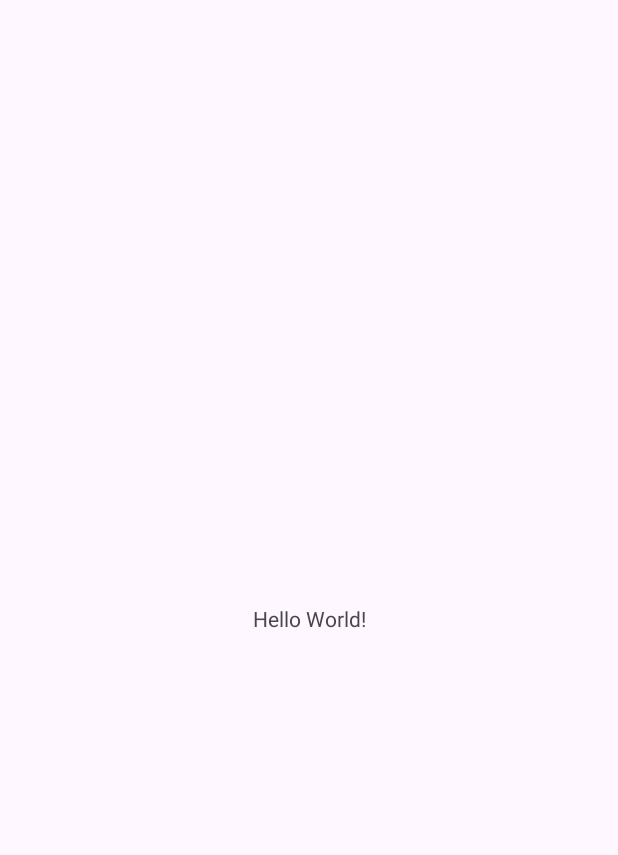
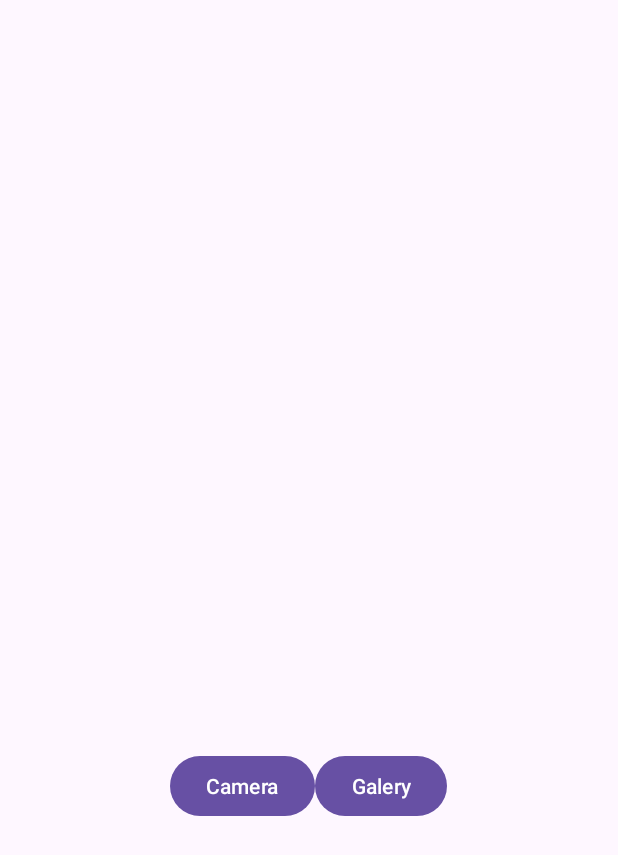
Before and after one commit to nicolasreisdev/CNN-Project, an Android app: the screen it shows after launch (MainActivity), on a phone screen of 412 x 824 dp. Before the commit the part shown is almost empty. Shown: the top 855 px of the screen. Run offline under Robolectric (Android 15) with nearby library versions, the phone set to English and light mode, and no system bars; 1 statement that could not run was skipped.

Commit message:
Iniciando lógica do app. Botões de camera e galeria implementados com requisição de acesso para camera.

```diff
--- a/Application/app/src/main/AndroidManifest.xml
+++ b/Application/app/src/main/AndroidManifest.xml
@@ -1,6 +1,8 @@
 <?xml version="1.0" encoding="utf-8"?>
 <manifest xmlns:android="http://schemas.android.com/apk/res/android"
     xmlns:tools="http://schemas.android.com/tools">
+
+    <uses-permission android:name="android.permission.CAMERA"/>
 
     <application
         android:allowBackup="true"
--- a/Application/app/src/main/res/layout/activity_main.xml
+++ b/Application/app/src/main/res/layout/activity_main.xml
@@ -1,5 +1,5 @@
 <?xml version="1.0" encoding="utf-8"?>
-<androidx.constraintlayout.widget.ConstraintLayout xmlns:android="http://schemas.android.com/apk/res/android"
+<RelativeLayout xmlns:android="http://schemas.android.com/apk/res/android"
     xmlns:app="http://schemas.android.com/apk/res-auto"
     xmlns:tools="http://schemas.android.com/tools"
     android:id="@+id/main"
@@ -7,13 +7,34 @@
     android:layout_height="match_parent"
     tools:context=".ui.MainActivity">
 
-    <TextView
+
+    <ImageView
+        android:id="@+id/imageView"
+        android:layout_width="match_parent"
+        android:layout_height="match_parent"
+        />
+
+    <LinearLayout
         android:layout_width="wrap_content"
         android:layout_height="wrap_content"
-        android:text="Hello World!"
-        app:layout_constraintBottom_toBottomOf="parent"
-        app:layout_constraintEnd_toEndOf="parent"
-        app:layout_constraintStart_toStartOf="parent"
-        app:layout_constraintTop_toTopOf="parent" />
+        android:orientation="horizontal"
+        android:layout_centerHorizontal="true"
+        android:layout_marginTop="500dp"
+        >
+        <Button
+            android:layout_width="wrap_content"
+            android:layout_height="wrap_content"
+            android:text="@string/Camera"
+            android:onClick="onSelectCamera"
+            />
 
-</androidx.constraintlayout.widget.ConstraintLayout>
+        <Button
+            android:layout_width="wrap_content"
+            android:layout_height="wrap_content"
+            android:text="@string/Galery"
+            android:onClick="onSelectGalery"
+            />
+    </LinearLayout>
+
+
+</RelativeLayout>
--- a/Application/app/src/main/res/values/strings.xml
+++ b/Application/app/src/main/res/values/strings.xml
@@ -1,3 +1,5 @@
 <resources>
     <string name="app_name">SojaScan</string>
+    <string name="Galery">Galery</string>
+    <string name="Camera">Camera</string>
 </resources>
```
Also changed, not shown: Application/app/src/main/java/com/pratica/sojascan/ui/MainActivity.java (+80 -4 lines).
